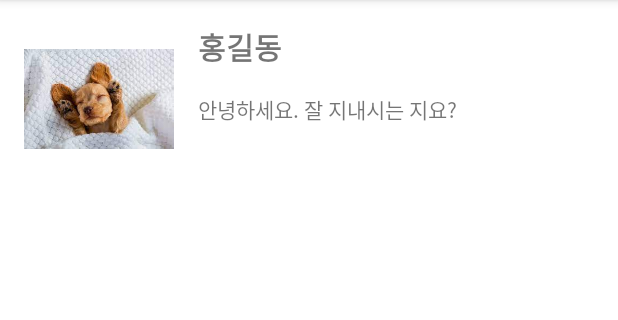
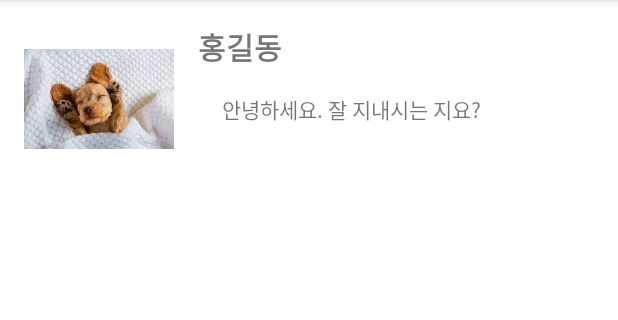
Before and after one commit to jaehobyte/Android, an Android app: the LinearLayout screen opened directly, with no data from a screen before it, on a phone screen of 412 x 824 dp, the part 84-404 px from its top. Run offline under Robolectric (Android 15) with nearby library versions, the phone set to English and light mode, and no system bars.

Commit message:
RelativeLayout
practice relativelayout

```diff
--- a/LayoutPractice/app/src/main/res/layout/linearlayout.xml
+++ b/LayoutPractice/app/src/main/res/layout/linearlayout.xml
@@ -1,35 +1,33 @@
 <?xml version="1.0" encoding="utf-8"?>
-<LinearLayout xmlns:android="http://schemas.android.com/apk/res/android"
-    xmlns:app="http://schemas.android.com/apk/res-auto"
-    xmlns:tools="http://schemas.android.com/tools"
+<RelativeLayout xmlns:android="http://schemas.android.com/apk/res/android"
     android:layout_width="match_parent"
     android:layout_height="match_parent"
-    tools:context=".LinearLayout"
-    android:padding="16dp"
-    android:orientation="horizontal">
+    android:padding="16dp">
 
     <ImageView
+        android:id="@+id/icon"
         android:layout_width="100dp"
         android:layout_height="100dp"
         android:src="@drawable/puppy" />
 
-        <LinearLayout
-            android:layout_width="match_parent"
+    <TextView
+        android:id="@+id/name"
+        android:layout_width="wrap_content"
         android:layout_height="wrap_content"
-            android:orientation="vertical">
+        android:layout_marginLeft="16dp"
+        android:layout_toRightOf="@+id/icon"
+        android:text="홍길동"
+        android:textSize="20dp"
+        android:textStyle="bold" />
 
     <TextView
+        android:id="@+id/content"
         android:layout_width="wrap_content"
         android:layout_height="wrap_content"
-                android:text="홍길동"
-                android:textSize="20dp"
-                android:textStyle="bold"
-                android:layout_marginLeft="16dp" />
-            <TextView
-                android:layout_width="wrap_content"
-                android:layout_height="wrap_content"
-                android:text="안녕하세요. 잘 지내시는 지요?"
+        android:layout_below="@+id/name"
+        android:layout_alignLeft="@+id/name"
+        android:layout_marginLeft="16dp"
         android:layout_marginTop="16dp"
-                android:layout_marginLeft="16dp" />
-        </LinearLayout>
-</LinearLayout>
+        android:text="안녕하세요. 잘 지내시는 지요?" />
+
+</RelativeLayout>
```
Lines whose indentation alone changed are shown as unchanged.
